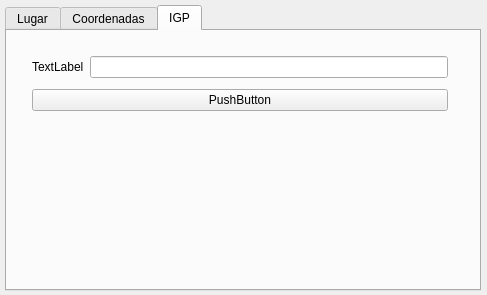
fherdom/igp, file ui_igpdialog.ui: the form before one commit.
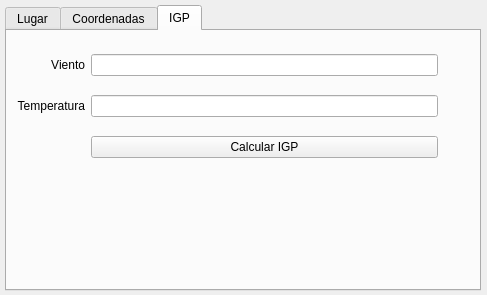
The form after the commit. The open tabs and pages were chosen to show the change.

Diff of the .ui file:
```diff
--- a/ui_igpdialog.ui
+++ b/ui_igpdialog.ui
@@ -213,31 +213,43 @@
     <widget class="QWidget" name="verticalLayoutWidget">
      <property name="geometry">
       <rect>
-       <x>25</x>
-       <y>20</y>
-       <width>416</width>
-       <height>66</height>
+       <x>10</x>
+       <y>10</y>
+       <width>421</width>
+       <height>131</height>
       </rect>
      </property>
-     <layout class="QVBoxLayout" name="verticalLayout_3">
-      <item>
-       <layout class="QHBoxLayout" name="horizontalLayout">
-        <item>
+     <layout class="QGridLayout" name="gridLayout">
+      <item row="0" column="0">
          <widget class="QLabel" name="label">
           <property name="text">
-           <string>TextLabel</string>
+         <string>Viento</string>
+        </property>
+        <property name="alignment">
+         <set>Qt::AlignRight|Qt::AlignTrailing|Qt::AlignVCenter</set>
           </property>
          </widget>
         </item>
-        <item>
+      <item row="0" column="1">
          <widget class="QLineEdit" name="lineEdit"/>
         </item>
-       </layout>
+      <item row="1" column="0">
+       <widget class="QLabel" name="label_2">
+        <property name="text">
+         <string>Temperatura</string>
+        </property>
+        <property name="alignment">
+         <set>Qt::AlignRight|Qt::AlignTrailing|Qt::AlignVCenter</set>
+        </property>
+       </widget>
       </item>
-      <item>
+      <item row="1" column="1">
+       <widget class="QLineEdit" name="lineEdit_2"/>
+      </item>
+      <item row="2" column="1">
        <widget class="QPushButton" name="pushButton">
         <property name="text">
-         <string>PushButton</string>
+         <string>Calcular IGP</string>
         </property>
        </widget>
       </item>
```
Left out of the diff: 10 changed lines with no effect on the pictures. Lines whose indentation alone changed are shown as unchanged.
